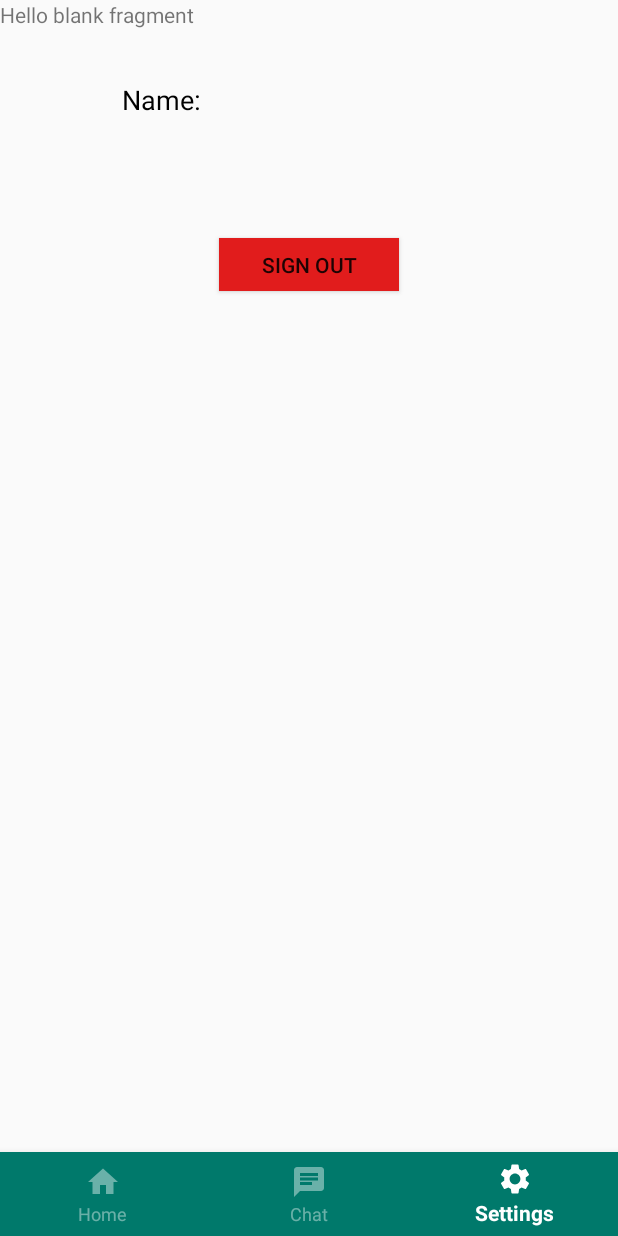
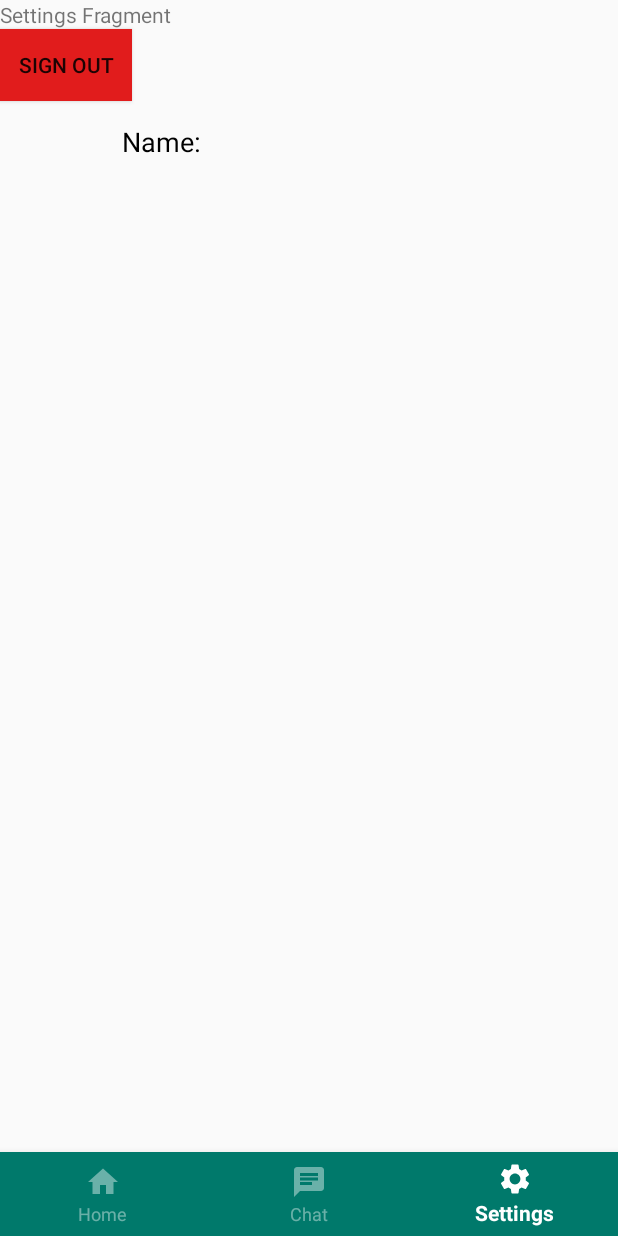
Before and after one commit to magdamiu/PartyMaker, an Android app: the PrincipalMenuActivity screen opened directly, with no data from a screen before it, item 3 of the bottom bar chosen, on a phone screen of 412 x 824 dp. Run offline under Robolectric (Android 15) with nearby library versions, the phone set to English and light mode, and no system bars.

Commit message:
moved the button in settings fragment

```diff
--- /dev/null
+++ b/app/src/main/java/com/example/partymaker/CustomGoogleSignIn.java
@@ -0,0 +1,19 @@
+package com.example.partymaker;
+
+import android.content.Context;
+
+import com.google.android.gms.auth.api.signin.GoogleSignIn;
+import com.google.android.gms.auth.api.signin.GoogleSignInAccount;
+import com.google.android.gms.auth.api.signin.GoogleSignInClient;
+import com.google.android.gms.auth.api.signin.GoogleSignInOptions;
+
+public class CustomGoogleSignIn {
+    public static GoogleSignInAccount getGoogleSignInAccount(Context context) {
+        return GoogleSignIn.getLastSignedInAccount(context);
+    }
+
+    public static GoogleSignInClient getGoogleSignClient(Context context) {
+        GoogleSignInOptions gso = new GoogleSignInOptions.Builder(GoogleSignInOptions.DEFAULT_SIGN_IN).requestEmail().build();
+        return GoogleSignIn.getClient(context, gso);
+    }
+}
--- a/app/src/main/java/com/example/partymaker/PrincipalMenuActivity.java
+++ b/app/src/main/java/com/example/partymaker/PrincipalMenuActivity.java
@@ -1,62 +1,45 @@
 package com.example.partymaker;
 
-import androidx.annotation.NonNull;
+import android.net.Uri;
+import android.os.Bundle;
+import android.widget.Button;
+import android.widget.ImageView;
+import android.widget.TextView;
+
 import androidx.appcompat.app.AppCompatActivity;
 import androidx.fragment.app.Fragment;
 import androidx.fragment.app.FragmentTransaction;
 
-import android.annotation.SuppressLint;
-import android.content.Intent;
-import android.net.Uri;
-import android.os.Bundle;
-import android.view.MenuItem;
-import android.view.View;
-import android.widget.Button;
-import android.widget.ImageView;
-import android.widget.TextView;
-import android.widget.Toast;
-
 import com.bumptech.glide.Glide;
-import com.google.android.gms.auth.api.signin.GoogleSignIn;
 import com.google.android.gms.auth.api.signin.GoogleSignInAccount;
-import com.google.android.gms.auth.api.signin.GoogleSignInClient;
-import com.google.android.gms.auth.api.signin.GoogleSignInOptions;
-import com.google.android.material.bottomnavigation.BottomNavigationMenu;
 import com.google.android.material.bottomnavigation.BottomNavigationView;
 
 public class PrincipalMenuActivity extends AppCompatActivity {
 
-    GoogleSignInClient mGoogleSignInClient;
-    Button googleSignOut;
-    TextView username;
-    ImageView profilePicture;
+    private Button googleSignOut;
+    private TextView username;
+    private ImageView profilePicture;
 
+    private GoogleSignInAccount googleSignInAccount;
 
     @Override
     protected void onCreate(Bundle savedInstanceState) {
         super.onCreate(savedInstanceState);
         setContentView(R.layout.activity_pricipal_menu);
 
+        googleSignInAccount = CustomGoogleSignIn.getGoogleSignInAccount(PrincipalMenuActivity.this);
         username = findViewById(R.id.username);
         profilePicture = findViewById(R.id.profilePicture);
-        googleSignOut = findViewById(R.id.button);
 
-        GoogleSignInOptions gso = new GoogleSignInOptions.Builder(GoogleSignInOptions.DEFAULT_SIGN_IN).requestEmail().build();
-        mGoogleSignInClient = GoogleSignIn.getClient(this, gso);
-        GoogleSignInAccount acct = GoogleSignIn.getLastSignedInAccount(PrincipalMenuActivity.this);
-
-        if(acct != null) {
-            String personName = acct.getDisplayName();
-            String personGivenName = acct.getGivenName();
-            String personFamilyName = acct.getFamilyName();
-            Uri personPicture = acct.getPhotoUrl();
+        if (googleSignInAccount != null) {
+            String personName = googleSignInAccount.getDisplayName();
+            String personGivenName = googleSignInAccount.getGivenName();
+            String personFamilyName = googleSignInAccount.getFamilyName();
+            Uri personPicture = googleSignInAccount.getPhotoUrl();
 
             username.setText("Name: " + personName);
             Glide.with(this).load(personPicture).into(profilePicture);
         }
-
-
-        googleSignOut.setOnClickListener((View -> {signOut(); }));
 
         //de aici incepe implementarea fragmentelor pentru navigation menu
         BottomNavigationView bottomNav = findViewById(R.id.bottomNav);
@@ -86,15 +69,4 @@ public class PrincipalMenuActivity extends AppCompatActivity {
         fragmentTransaction.addToBackStack(null);
         fragmentTransaction.commit();
     }
-
-
-    @SuppressLint("ShowToast")
-    private void signOut() {
-        mGoogleSignInClient.signOut()
-                .addOnCompleteListener(this, (task) -> {
-                    Toast.makeText(PrincipalMenuActivity.this, "Successfully signed out!", Toast.LENGTH_SHORT);
-                    startActivity(new Intent(PrincipalMenuActivity.this, MainActivity.class));
-                    finish();
-        });
-    }
 }
--- a/app/src/main/java/com/example/partymaker/SettingsFragment.java
+++ b/app/src/main/java/com/example/partymaker/SettingsFragment.java
@@ -1,12 +1,16 @@
 package com.example.partymaker;
 
+import android.content.Intent;
 import android.os.Bundle;
+import android.view.LayoutInflater;
+import android.view.View;
+import android.view.ViewGroup;
+import android.widget.Button;
+import android.widget.Toast;
 
 import androidx.fragment.app.Fragment;
 
-import android.view.LayoutInflater;
-import android.view.View;
-import android.view.ViewGroup;
+import com.google.android.gms.auth.api.signin.GoogleSignInClient;
 
 /**
  * A simple {@link Fragment} subclass.
@@ -15,6 +19,7 @@ import android.view.ViewGroup;
  */
 public class SettingsFragment extends Fragment {
 
+    private GoogleSignInClient googleSignInClient;
     // TODO: Rename parameter arguments, choose names that match
     // the fragment initialization parameters, e.g. ARG_ITEM_NUMBER
     private static final String ARG_PARAM1 = "param1";
@@ -24,8 +29,11 @@ public class SettingsFragment extends Fragment {
     private String mParam1;
     private String mParam2;
 
+    private Button buttonSignOut;
+
     public SettingsFragment() {
         // Required empty public constructor
+
     }
 
     /**
@@ -59,6 +67,25 @@ public class SettingsFragment extends Fragment {
     public View onCreateView(LayoutInflater inflater, ViewGroup container,
                              Bundle savedInstanceState) {
         // Inflate the layout for this fragment
-        return inflater.inflate(R.layout.fragment_settings, container, false);
+        googleSignInClient = CustomGoogleSignIn.getGoogleSignClient(getActivity());
+
+        View view = inflater.inflate(R.layout.fragment_settings, container, false);
+        buttonSignOut = view.findViewById(R.id.buttonSignOut);
+        buttonSignOut.setOnClickListener(new View.OnClickListener() {
+            @Override
+            public void onClick(View v) {
+                signOut();
+            }
+        });
+        return view;
+    }
+
+    private void signOut() {
+        googleSignInClient.signOut()
+                .addOnCompleteListener(getActivity(), (task) -> {
+                    Toast.makeText(getActivity(), "Successfully signed out!", Toast.LENGTH_SHORT);
+                    startActivity(new Intent(getActivity(), MainActivity.class));
+                    getActivity().finish();
+                });
     }
 }
--- a/app/src/main/res/layout/activity_pricipal_menu.xml
+++ b/app/src/main/res/layout/activity_pricipal_menu.xml
@@ -11,9 +11,9 @@
         android:layout_height="wrap_content"
         android:layout_centerHorizontal="true"
         android:layout_centerVertical="true"
+        android:layout_marginBottom="500dp"
         android:orientation="vertical"
         app:layout_constraintBottom_toBottomOf="@+id/frameLayout"
-        android:layout_marginBottom="500dp"
         app:layout_constraintEnd_toEndOf="parent"
         app:layout_constraintStart_toStartOf="parent"
         app:layout_constraintTop_toTopOf="parent">
@@ -34,7 +34,7 @@
             tools:layout_editor_absoluteX="165dp"
             tools:layout_editor_absoluteY="325dp" />
 
-        <Button
+        <!-- <Button
              android:id="@+id/button"
              android:layout_width="120dp"
              android:layout_height="35dp"
@@ -42,32 +42,28 @@
              android:layout_marginBottom="20dp"
              android:background="#E11C1C"
              android:text="Sign out"
-            tools:ignore="MissingConstraints" />
+             tools:ignore="MissingConstraints" />-->
     </LinearLayout>
 
 
-
     <FrameLayout
+        android:id="@+id/frameLayout"
         android:layout_width="match_parent"
         android:layout_height="0sp"
-        android:id="@+id/frameLayout"
-        app:layout_constraintTop_toTopOf="parent"
-        app:layout_constraintBottom_toTopOf="@id/bottomNav">
-    </FrameLayout>
+        app:layout_constraintBottom_toTopOf="@id/bottomNav"
+        app:layout_constraintTop_toTopOf="parent"></FrameLayout>
 
     <com.google.android.material.bottomnavigation.BottomNavigationView
+        android:id="@+id/bottomNav"
         android:layout_width="match_parent"
         android:layout_height="wrap_content"
-            android:id="@+id/bottomNav"
-            app:layout_constraintTop_toBottomOf="@id/frameLayout"
-            app:layout_constraintBottom_toBottomOf="parent"
         android:background="@color/colorPrimary"
-            app:menu="@menu/bottom_nav_menu"
         app:itemIconTint="@color/bottom_nav_item_selector"
         app:itemTextColor="@color/bottom_nav_item_selector"
-            app:labelVisibilityMode="labeled" />
-
-
+        app:labelVisibilityMode="labeled"
+        app:layout_constraintBottom_toBottomOf="parent"
+        app:layout_constraintTop_toBottomOf="@id/frameLayout"
+        app:menu="@menu/bottom_nav_menu" />
 
 
 </androidx.constraintlayout.widget.ConstraintLayout>
--- a/app/src/main/res/layout/fragment_chat.xml
+++ b/app/src/main/res/layout/fragment_chat.xml
@@ -8,7 +8,7 @@
     <!-- TODO: Update blank fragment layout -->
     <TextView
         android:layout_width="match_parent"
-        android:layout_height="match_parent"
-        android:text="@string/hello_blank_fragment" />
+        android:layout_height="wrap_content"
+        android:text="@string/chat_fragment" />
 
 </FrameLayout>
--- a/app/src/main/res/layout/fragment_home.xml
+++ b/app/src/main/res/layout/fragment_home.xml
@@ -8,7 +8,7 @@
     <!-- TODO: Update blank fragment layout -->
     <TextView
         android:layout_width="match_parent"
-        android:layout_height="match_parent"
-        android:text="@string/hello_blank_fragment" />
+        android:layout_height="wrap_content"
+        android:text="@string/home_fragment" />
 
 </FrameLayout>
--- a/app/src/main/res/layout/fragment_settings.xml
+++ b/app/src/main/res/layout/fragment_settings.xml
@@ -1,14 +1,22 @@
 <?xml version="1.0" encoding="utf-8"?>
-<FrameLayout xmlns:android="http://schemas.android.com/apk/res/android"
+<LinearLayout xmlns:android="http://schemas.android.com/apk/res/android"
     xmlns:tools="http://schemas.android.com/tools"
     android:layout_width="match_parent"
     android:layout_height="match_parent"
+    android:orientation="vertical"
     tools:context=".SettingsFragment">
 
     <!-- TODO: Update blank fragment layout -->
     <TextView
         android:layout_width="match_parent"
-        android:layout_height="match_parent"
-        android:text="@string/hello_blank_fragment" />
+        android:layout_height="wrap_content"
+        android:text="@string/settings_fragment" />
 
-</FrameLayout>
+    <Button
+        android:id="@+id/buttonSignOut"
+        android:layout_width="wrap_content"
+        android:layout_height="wrap_content"
+        android:background="#E11C1C"
+        android:text="Sign out"
+          />
+</LinearLayout>
--- a/app/src/main/res/values/strings.xml
+++ b/app/src/main/res/values/strings.xml
@@ -6,4 +6,7 @@
     <string name="tvMainDescription">Join us and build your relationship with others</string>
     <!-- TODO: Remove or change this placeholder text -->
     <string name="hello_blank_fragment">Hello blank fragment</string>
+    <string name="chat_fragment">Chat Fragment</string>
+    <string name="settings_fragment">Settings Fragment</string>
+    <string name="home_fragment">Home Fragment</string>
 </resources>
```
Lines whose indentation alone changed are shown as unchanged.
